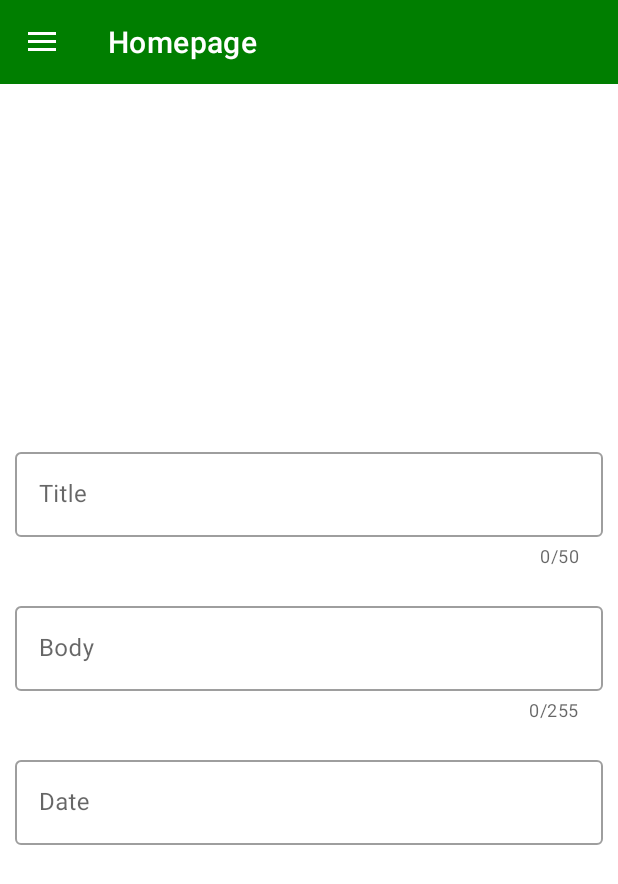
After one commit to CherwinKramer/MyNotifications, an Android app: the fragment NotificationCreateFragment placed in its activity, on a phone screen of 412 x 824 dp. The commit adds this screen. Shown: the top 884 px of the screen. Run offline under Robolectric (Android 15) with nearby library versions, the phone set to English and light mode, and no system bars; libraries missing offline, so code that uses them is left out: io.objectbox; 2 statements that could not run were skipped.

Commit message:
Added notification entity and fragments + layouts

```diff
--- a/app/src/main/java/nl/ckramer/mynotifications/Activity/MainActivity.java
+++ b/app/src/main/java/nl/ckramer/mynotifications/Activity/MainActivity.java
@@ -16,6 +16,7 @@
 import androidx.drawerlayout.widget.DrawerLayout;
 import androidx.fragment.app.Fragment;
 import androidx.fragment.app.FragmentManager;
+import androidx.fragment.app.FragmentTransaction;
 import androidx.recyclerview.widget.DividerItemDecoration;
 import nl.ckramer.mynotifications.Fragment.AgendaFragment;
 import nl.ckramer.mynotifications.Fragment.HomeFragment;
@@ -141,7 +142,9 @@
 
         // Insert the fragment by replacing any existing fragment
         FragmentManager fragmentManager = getSupportFragmentManager();
-        fragmentManager.beginTransaction().replace(R.id.fragment_content, fragment).commit();
+        FragmentTransaction fragmentTransaction = fragmentManager.beginTransaction();
+        fragmentTransaction.add(fragment, TAG);
+        fragmentTransaction.replace(R.id.fragment_content, fragment).commit();
         menuItem.setChecked(true);
         setTitle(menuItem.getTitle());
         mDrawerLayout.closeDrawers();
--- /dev/null
+++ b/app/src/main/java/nl/ckramer/mynotifications/Adapter/NotificationAdapter.java
@@ -0,0 +1,89 @@
+package nl.ckramer.mynotifications.Adapter;
+
+import android.content.Context;
+import android.util.Log;
+import android.view.LayoutInflater;
+import android.view.View;
+import android.view.ViewGroup;
+
+import com.google.android.material.textview.MaterialTextView;
+
+import java.util.List;
+
+import androidx.annotation.NonNull;
+import androidx.recyclerview.widget.RecyclerView;
+import nl.ckramer.mynotifications.Entity.Notification;
+import nl.ckramer.mynotifications.R;
+
+public class NotificationAdapter extends RecyclerView.Adapter<NotificationAdapter.ViewHolder>{
+
+    private static final String TAG = "NoteAdapter";
+    private List<Notification> mResultList;
+    private Context mContext;
+
+    private OnItemListener mOnItemListener;
+
+    public NotificationAdapter(List<Notification> notificationList, OnItemListener onItemListener)  {
+        this.mResultList = notificationList;
+        this.mOnItemListener = onItemListener;
+    }
+
+    @NonNull
+    @Override
+    public ViewHolder onCreateViewHolder(ViewGroup parent, int viewType) {
+        mContext = parent.getContext();
+        View view = LayoutInflater.from(mContext).inflate(R.layout.fragment_notification, parent, false);
+        return new ViewHolder(view, mOnItemListener);
+    }
+
+    @Override
+    public void onBindViewHolder(ViewHolder holder, final int position) {
+        Notification notification = mResultList.get(position);
+        holder.title.setText(notification.getTitle());
+        holder.body.setText(notification.getBody());
+        holder.date.setText(notification.getDate().toString());
+    }
+
+    public class ViewHolder extends RecyclerView.ViewHolder implements View.OnClickListener, View.OnLongClickListener {
+        MaterialTextView title, body, date;
+
+        public ViewHolder(View v, OnItemListener onItemListener){
+            super(v);
+            title = v.findViewById(R.id.notification_title);
+            body = v.findViewById(R.id.notification_body);
+            date = v.findViewById(R.id.notification_date);
+
+            mOnItemListener = onItemListener;
+            itemView.setOnClickListener(this);
+            itemView.setOnLongClickListener(this);
+        }
+
+        @Override
+        public void onClick(View view) {
+            Log.d(TAG, "onClick: " + getAdapterPosition());
+            mOnItemListener.onItemClick(getAdapterPosition());
+        }
+
+        @Override
+        public boolean onLongClick(View v) {
+            Log.d(TAG, "onLongClick: " + getAdapterPosition());
+            mOnItemListener.onItemLongClick(getAdapterPosition());
+            return true;
+        }
+    }
+
+    @Override
+    public int getItemCount() {
+        return mResultList.size();
+    }
+
+    public Notification getItem(int position) {
+        return mResultList.get(position);
+    }
+
+    public interface OnItemListener{
+        void onItemClick(int position);
+        void onItemLongClick(int position);
+    }
+
+}
--- a/app/src/main/java/nl/ckramer/mynotifications/Fragment/HomeFragment.java
+++ b/app/src/main/java/nl/ckramer/mynotifications/Fragment/HomeFragment.java
@@ -1,27 +1,75 @@
 package nl.ckramer.mynotifications.Fragment;
 
+import android.content.Context;
 import android.os.Bundle;
+import android.util.Log;
 import android.view.LayoutInflater;
 import android.view.View;
 import android.view.ViewGroup;
 
+import java.util.Date;
 import java.util.List;
 
 import androidx.fragment.app.Fragment;
+import androidx.fragment.app.FragmentManager;
+import androidx.fragment.app.FragmentTransaction;
+import androidx.recyclerview.widget.DividerItemDecoration;
+import androidx.recyclerview.widget.LinearLayoutManager;
+import androidx.recyclerview.widget.RecyclerView;
 import io.objectbox.Box;
+import nl.ckramer.mynotifications.Adapter.NoteAdapter;
+import nl.ckramer.mynotifications.Adapter.NotificationAdapter;
 import nl.ckramer.mynotifications.Entity.Note;
+import nl.ckramer.mynotifications.Entity.Notification;
 import nl.ckramer.mynotifications.R;
 import nl.ckramer.mynotifications.Util.ObjectBox;
 
-public class HomeFragment extends Fragment {
+public class HomeFragment extends Fragment implements NotificationAdapter.OnItemListener{
+    private static final String TAG = "HomeFragment";
+
+    Context mContext;
+    NotificationAdapter mNotificationAdapter;
+    RecyclerView mNotificationRecyclerView;
 
     public HomeFragment() {
 
     }
 
     @Override
+    public void onCreate(Bundle savedInstanceState) {
+        super.onCreate(savedInstanceState);
+    }
+
+    @Override
     public View onCreateView(LayoutInflater inflater, ViewGroup container, Bundle savedInstanceState) {
-        return inflater.inflate(R.layout.fragment_home, container, false);
+        View view = inflater.inflate(R.layout.fragment_note_list, container, false);
+        mContext = view.getContext();
+
+        Box<Notification> notificationBox = ObjectBox.get().boxFor(Notification.class);
+        List<Notification> notificationList = notificationBox.getAll();
+
+        mNotificationRecyclerView = view.findViewById(R.id.note_recycler_view);
+        LinearLayoutManager layoutManager = new LinearLayoutManager(mContext);
+        mNotificationRecyclerView.setLayoutManager(layoutManager);
+        mNotificationRecyclerView.setAdapter(new NotificationAdapter(notificationList, this));
+        mNotificationRecyclerView.addItemDecoration(new DividerItemDecoration(mContext, layoutManager.getOrientation()));
+
+        return view;
+    }
+
+    @Override
+    public void onItemClick(int position) {
+        Log.d(TAG, "onItemClick: Item clicked with position " + position);
+        FragmentTransaction transaction = getFragmentManager().beginTransaction();
+        Fragment newFragment = new NotificationCreateFragment();
+        transaction.replace(R.id.fragment_content, newFragment);
+        transaction.addToBackStack("notificationCreateFragment");
+        transaction.commit();
+    }
+
+    @Override
+    public void onItemLongClick(int position) {
+        Log.d(TAG, "onItemClick: Item long clicked with position " + position);
     }
 
 }
--- /dev/null
+++ b/app/src/main/java/nl/ckramer/mynotifications/Fragment/NotificationCreateFragment.java
@@ -0,0 +1,25 @@
+package nl.ckramer.mynotifications.Fragment;
+
+import android.os.Bundle;
+
+import androidx.fragment.app.Fragment;
+
+import android.view.LayoutInflater;
+import android.view.View;
+import android.view.ViewGroup;
+
+import nl.ckramer.mynotifications.R;
+
+public class NotificationCreateFragment extends Fragment {
+
+    public NotificationCreateFragment() {
+
+    }
+
+
+    @Override
+    public View onCreateView(LayoutInflater inflater, ViewGroup container,
+                             Bundle savedInstanceState) {
+        return inflater.inflate(R.layout.fragment_notification_create, container, false);
+    }
+}
--- /dev/null
+++ b/app/src/main/res/layout/fragment_notification_create.xml
@@ -0,0 +1,63 @@
+<?xml version="1.0" encoding="utf-8"?>
+<RelativeLayout xmlns:android="http://schemas.android.com/apk/res/android"
+    xmlns:tools="http://schemas.android.com/tools"
+    android:layout_width="match_parent"
+    android:layout_height="match_parent"
+    xmlns:app="http://schemas.android.com/apk/res-auto"
+    tools:context=".Fragment.NotificationCreateFragment"
+    android:orientation="vertical"
+    android:gravity="center">
+
+    <com.google.android.material.textfield.TextInputLayout
+        style="@style/Widget.MaterialComponents.TextInputLayout.OutlinedBox"
+        android:id="@+id/notification_title_input"
+        android:layout_width="match_parent"
+        android:layout_height="wrap_content"
+        android:layout_margin="10dp"
+        android:hint="Title"
+        app:errorEnabled="true"
+        app:counterEnabled="true"
+        app:counterMaxLength="50">
+
+        <com.google.android.material.textfield.TextInputEditText
+            android:layout_width="match_parent"
+            android:layout_height="wrap_content">
+
+        </com.google.android.material.textfield.TextInputEditText>
+    </com.google.android.material.textfield.TextInputLayout>
+
+    <com.google.android.material.textfield.TextInputLayout
+        style="@style/Widget.MaterialComponents.TextInputLayout.OutlinedBox"
+        android:id="@+id/notification_body_input"
+        android:layout_width="match_parent"
+        android:layout_height="wrap_content"
+        android:layout_margin="10dp"
+        android:hint="Body"
+        android:layout_below="@+id/notification_title_input"
+        app:errorEnabled="true"
+        app:counterEnabled="true"
+        app:counterMaxLength="255">
+
+        <com.google.android.material.textfield.TextInputEditText
+            android:layout_width="match_parent"
+            android:layout_height="wrap_content">
+        </com.google.android.material.textfield.TextInputEditText>
+    </com.google.android.material.textfield.TextInputLayout>
+
+    <com.google.android.material.textfield.TextInputLayout
+        style="@style/Widget.MaterialComponents.TextInputLayout.OutlinedBox"
+        android:layout_width="match_parent"
+        android:layout_height="wrap_content"
+        android:layout_margin="10dp"
+        android:hint="Date"
+        android:layout_below="@+id/notification_body_input"
+        app:errorEnabled="true">
+
+        <com.google.android.material.textfield.TextInputEditText
+            android:inputType="datetime"
+            android:layout_width="match_parent"
+            android:layout_height="wrap_content">
+        </com.google.android.material.textfield.TextInputEditText>
+    </com.google.android.material.textfield.TextInputLayout>
+
+</RelativeLayout>
--- a/app/src/main/res/values/strings.xml
+++ b/app/src/main/res/values/strings.xml
@@ -8,4 +8,7 @@
     <string name="screen_week">Week</string>
     <string name="screen_month">Month</string>
     <string name="screen_agenda">Agenda</string>
+
+    <!-- TODO: Remove or change this placeholder text -->
+    <string name="hello_blank_fragment">Hello blank fragment</string>
 </resources>
```
Also changed, not shown: app/src/main/java/nl/ckramer/mynotifications/Entity/BaseEntity.java (added, +30 -0 lines), app/src/main/java/nl/ckramer/mynotifications/Entity/Note.java (+1 -13 lines), app/src/main/java/nl/ckramer/mynotifications/Entity/Notification.java (added, +55 -0 lines), app/src/main/res/layout/fragment_notification.xml (added, +54 -0 lines), app/src/main/res/layout/fragment_notification_list.xml (added, +13 -0 lines), 2 other files.
